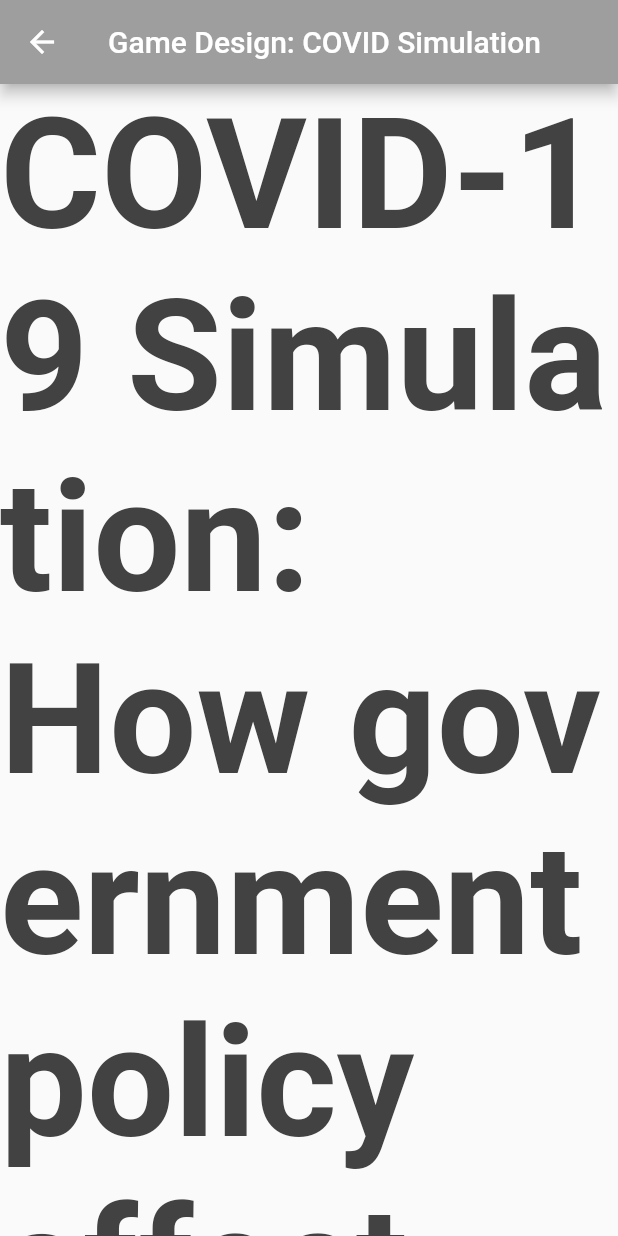
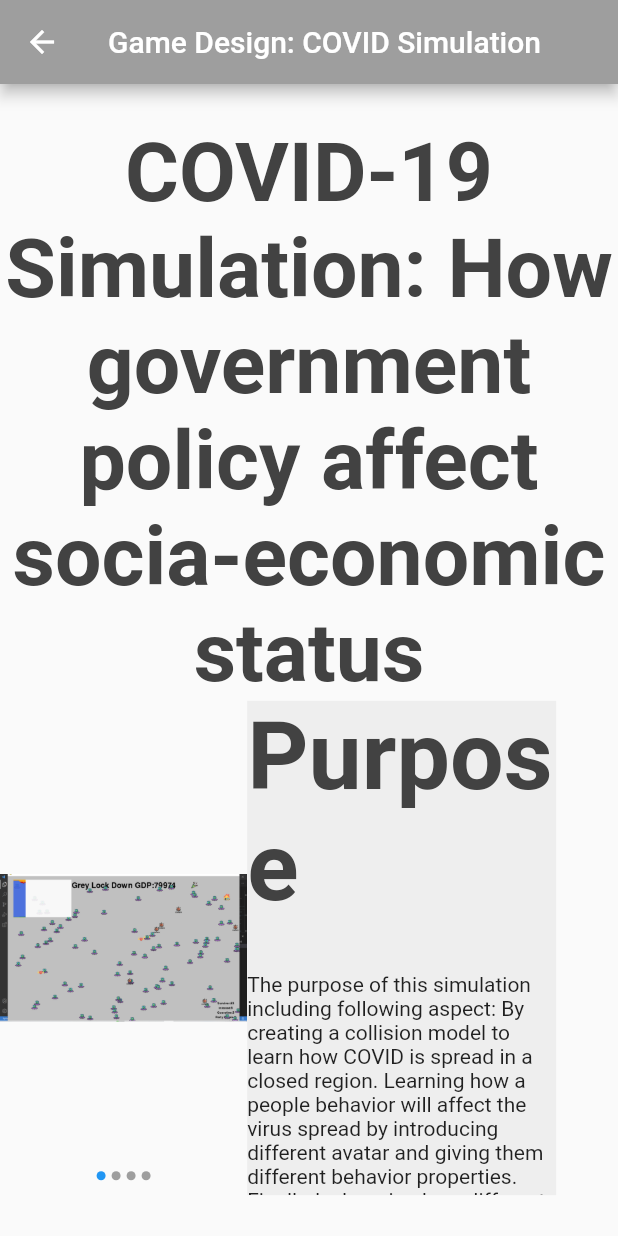
Before and after one commit to RayLyu-Mac/Ray_Website, a Flutter app: the GameDesign screen opened directly, on a phone screen of 412 x 824 dp. Run offline on Flutter 3.47's test engine with Material 2 defaults, Android fonts, the phone set to English and light mode, and no system bars; drawn by our look-alikes of flutter_image_slideshow; our stand-ins replace flutter_staggered_animations, font_awesome_flutter, page_transition; missing offline and left inert: sprung; Roboto replaces fonts that are missing (bank, sw).

Commit message:
Update GDMain.dart

```diff
--- a/ray_website/lib/GameDevelopment/GDMain.dart
+++ b/ray_website/lib/GameDevelopment/GDMain.dart
@@ -38,23 +38,32 @@ class _GameDesignState extends State<GameDesign> {
         children: [
           Text(
               "COVID-19 Simulation: How government policy affect socia-economic status",
+              textAlign: TextAlign.center,
               style: TextStyle(
                 color: Colors.grey.shade800,
                 fontFamily: "sw",
-                fontSize: _screenH / 8,
+                fontSize: _screenH / 15,
                 fontWeight: FontWeight.bold,
               )),
           Row(
             children: [
               Container(
-                width: _screenWidth / 3.5,
-                height: _screenH / 5,
-                child: ImageSlideshow(children: [
-                  for (var i = 0; i < pics.length; i++)
-                    Image(image: AssetImage(pics[i]))
-                ]),
+                width: _screenWidth / 2.5,
+                height: _screenH / 2.5,
+                child: ImageSlideshow(
+                    isLoop: true,
+                    indicatorColor: Colors.blue,
+                    initialPage: 0,
+                    autoPlayInterval: 3700,
+                    children: [
+                      for (var i = 0; i < pics.length; i++)
+                        Image(image: AssetImage(pics[i]))
+                    ]),
               ),
               Container(
+                decoration: BoxDecoration(color: Colors.grey.shade200),
+                height: _screenH / 2.5,
+                width: _screenWidth / 2,
                 child: SingleChildScrollView(
                   child: Column(
                     children: [
```
